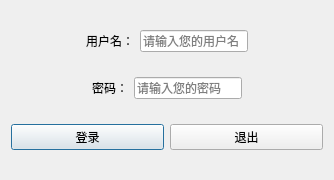
Above: logindialog.ui from Nek0-hinata/QtLearning before the change. Below: the same form after it.
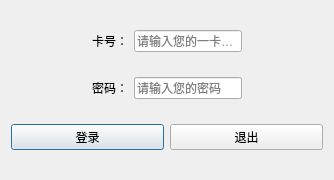
That is the form after the change.

What changed in the file:
```diff
--- a/logindialog.ui
+++ b/logindialog.ui
@@ -44,14 +44,14 @@
      <item>
       <widget class="QLabel" name="label">
        <property name="text">
-        <string>用户名：</string>
+        <string>卡号：</string>
        </property>
       </widget>
      </item>
      <item>
       <widget class="QLineEdit" name="userLineEdit">
        <property name="placeholderText">
-        <string>请输入您的用户名</string>
+        <string>请输入您的一卡通编码</string>
        </property>
       </widget>
      </item>
```
